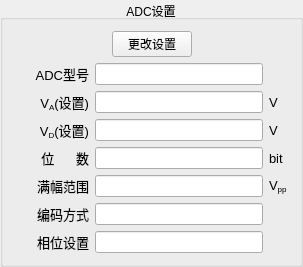
This is soft/zebra-scope/AdcSettingsWidget.ui in Quenii/ADCEVM as Qt 5 draws it before an edit. The edited form follows.
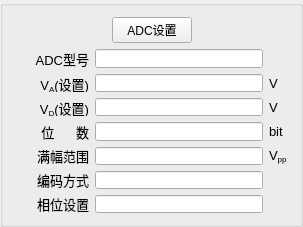
This is the edited form.

The edit to the form file:
```diff
--- a/soft/zebra-scope/AdcSettingsWidget.ui
+++ b/soft/zebra-scope/AdcSettingsWidget.ui
@@ -7,7 +7,7 @@
     <x>0</x>
     <y>0</y>
     <width>303</width>
-    <height>258</height>
+    <height>227</height>
    </rect>
   </property>
   <property name="windowTitle">
@@ -19,8 +19,14 @@
    </property>
    <item row="0" column="0">
     <widget class="QGroupBox" name="groupBox">
+     <property name="maximumSize">
+      <size>
+       <width>16777215</width>
+       <height>227</height>
+      </size>
+     </property>
      <property name="title">
-      <string>ADC设置</string>
+      <string/>
      </property>
      <property name="alignment">
       <set>Qt::AlignCenter</set>
@@ -42,7 +48,7 @@
       <item row="0" column="1">
        <widget class="QPushButton" name="pushButtonChangeSettings">
         <property name="text">
-         <string>更改设置</string>
+         <string>ADC设置</string>
         </property>
        </widget>
       </item>
```
